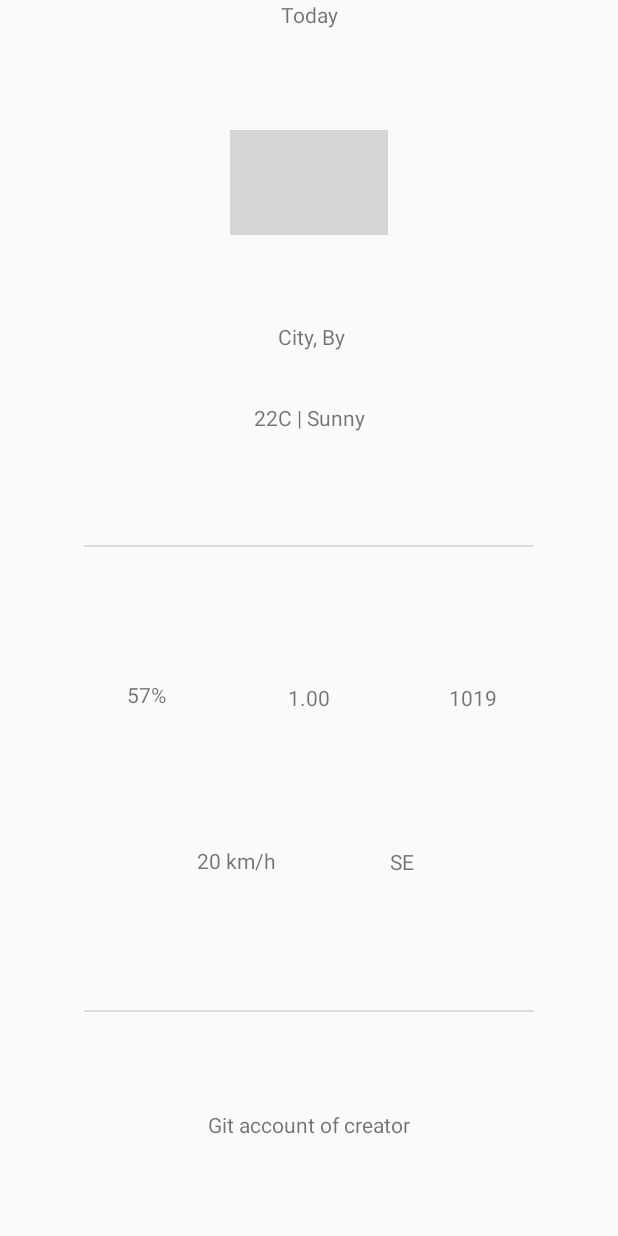
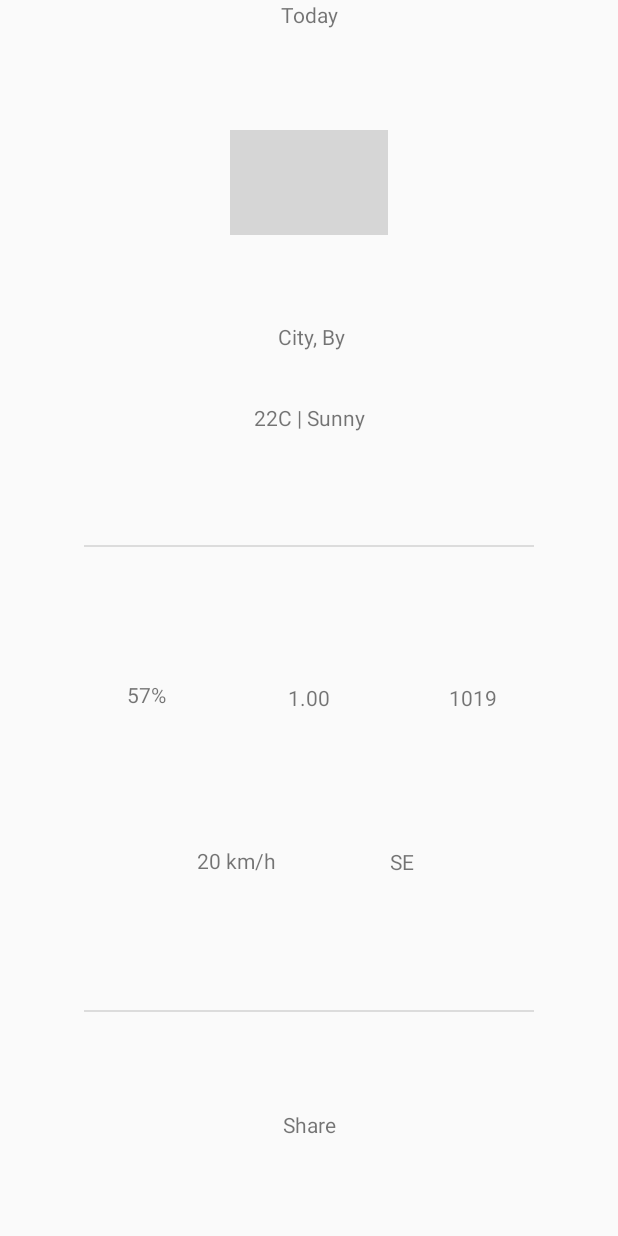
Before and after one commit to binkos/InnowiseWeatherApplication, an Android app: the fragment TodayFragment shown on its own in the app's theme, on a phone screen of 412 x 824 dp. Run offline under Robolectric (Android 15) with nearby library versions, the phone set to English and light mode, and no system bars; grey boxes are pictures that could not be loaded.

Commit message:
Presenters are added + sharing info by text is added

```diff
--- a/app/src/main/java/com/example/innowiseweatherapplication/adapter/WeatherRecyclerAdapter.kt
+++ b/app/src/main/java/com/example/innowiseweatherapplication/adapter/WeatherRecyclerAdapter.kt
@@ -10,7 +10,7 @@ import androidx.recyclerview.widget.RecyclerView
 import com.example.innowiseweatherapplication.R
 import com.example.innowiseweatherapplication.model.entity.WeatherClass
 
-class WeatherRecyclerAdapter(val context:Context,val list:ArrayList<WeatherClass.InfoWeatherClass.Weather>): RecyclerView.Adapter<WeatherRecyclerAdapter.WeatherViewHolder>() {
+class WeatherRecyclerAdapter(val context:Context, private val list:ArrayList<WeatherClass.InfoWeatherClass.Weather>): RecyclerView.Adapter<WeatherRecyclerAdapter.WeatherViewHolder>() {
     override fun onCreateViewHolder(parent: ViewGroup, viewType: Int): WeatherViewHolder {
         return WeatherViewHolder(parent.inflate(R.layout.weather_item_list))
     }
@@ -25,6 +25,7 @@ class WeatherRecyclerAdapter(val context:Context,val list:ArrayList<WeatherClass
 
     class WeatherViewHolder(view:View):RecyclerView.ViewHolder(view){
             val r = view.findViewById(R.id.weather_icon_ImageView) as ImageView
+
         public fun bind(str:String){
 
         }
--- /dev/null
+++ b/app/src/main/java/com/example/innowiseweatherapplication/presenter/IForecastWeatherPresenter.kt
@@ -0,0 +1,5 @@
+package com.example.innowiseweatherapplication.presenter
+
+interface IForecastWeatherPresenter {
+
+}
--- /dev/null
+++ b/app/src/main/java/com/example/innowiseweatherapplication/presenter/ITodayWeatherPresenter.kt
@@ -0,0 +1,7 @@
+package com.example.innowiseweatherapplication.presenter
+
+import android.content.Intent
+
+interface ITodayWeatherPresenter {
+    fun sendInfoBtnClicked(string: String):Intent
+}
--- a/app/src/main/java/com/example/innowiseweatherapplication/view/IMainView.kt
+++ b/app/src/main/java/com/example/innowiseweatherapplication/view/IMainView.kt
@@ -1,6 +1,7 @@
 package com.example.innowiseweatherapplication.view
 
 import androidx.fragment.app.Fragment
+import com.example.innowiseweatherapplication.model.entity.RecyclerItemWeatherClass
 import com.example.innowiseweatherapplication.model.entity.WeatherClass
 
 interface IMainView {
@@ -13,6 +14,5 @@ fun checkPermission(): Boolean
 fun requestPermission()
 fun isLocationEnabled():Boolean
 fun getLastLocation()
-fun openTodayWeather(weatherClass: WeatherClass)
-fun openForecastWeather(fragment: Fragment)
+fun openTodayWeather(weatherClass: WeatherClass,arrayList: ArrayList<RecyclerItemWeatherClass>)
 }
--- a/app/src/main/java/com/example/innowiseweatherapplication/view/viewImpl/TodayFragment.kt
+++ b/app/src/main/java/com/example/innowiseweatherapplication/view/viewImpl/TodayFragment.kt
@@ -7,28 +7,34 @@ import android.view.ViewGroup
 import android.widget.TextView
 import androidx.fragment.app.Fragment
 import com.example.innowiseweatherapplication.R
+import com.example.innowiseweatherapplication.presenter.presenterImpl.TodayWeatherPresenter
+import kotlinx.android.synthetic.main.today_weather_fragment_view.*
 
 class TodayFragment:Fragment() {
-
+    lateinit var todayWeatherPresenter:TodayWeatherPresenter
     override fun onCreateView(
         inflater: LayoutInflater,
         container: ViewGroup?,
         savedInstanceState: Bundle?
     ): View? {
         val view = inflater.inflate(R.layout.today_weather_fragment_view,container,false)
-        println(arguments?.getInt("HUMIDITY"))
-        println(arguments?.getFloat("SPEED"))
-        println(arguments?.getInt("DEG"))
-        println(arguments?.getFloat("TEMP"))
-        println(arguments?.getString("WEATHER_NAME"))
-        println(arguments?.getString("COUNTRY_NAME"))
-        println(arguments?.getString("CITY_NAME"))
-        println(arguments?.getInt("PRESSURE"))
+        todayWeatherPresenter = TodayWeatherPresenter()
+        init()
+        view.findViewById<TextView>(R.id.share_TextView).setOnClickListener { v->
+            run {
+                    startActivity(todayWeatherPresenter.sendInfoBtnClicked("Hello from my test application."))
+            }
+        }
         return view
     }
 
-    override fun onViewCreated(view: View, savedInstanceState: Bundle?) {
 
-        super.onViewCreated(view, savedInstanceState)
+
+    private fun init(){
+        view?.findViewById<TextView>(R.id.share_TextView)?.setOnClickListener {
+            run {
+                startActivity(todayWeatherPresenter.sendInfoBtnClicked("hello"))
+            }
+        }
     }
 }
--- a/app/src/main/res/layout/today_weather_fragment_view.xml
+++ b/app/src/main/res/layout/today_weather_fragment_view.xml
@@ -66,7 +66,7 @@
         android:layout_width="wrap_content"
         android:layout_height="wrap_content"
         android:text="57%"
-        app:layout_constraintBottom_toBottomOf="@+id/git_TextView"
+        app:layout_constraintBottom_toBottomOf="@+id/share_TextView"
         app:layout_constraintEnd_toStartOf="@+id/temp_kf_TextView"
         app:layout_constraintHorizontal_bias="0.512"
         app:layout_constraintStart_toStartOf="parent"
@@ -108,10 +108,10 @@
         app:layout_constraintVertical_bias="0.503" />
 
     <TextView
-        android:id="@+id/git_TextView"
+        android:id="@+id/share_TextView"
         android:layout_width="wrap_content"
         android:layout_height="wrap_content"
-        android:text="Git account of creator"
+        android:text="Share"
         app:layout_constraintBottom_toBottomOf="parent"
         app:layout_constraintEnd_toEndOf="parent"
         app:layout_constraintStart_toStartOf="parent"
```
Also changed, not shown: app/src/main/java/com/example/innowiseweatherapplication/adapter/TabsPagerAdapter.kt (+11 -2 lines), app/src/main/java/com/example/innowiseweatherapplication/model/entity/RecyclerItemWeatherClass.kt (+35 -1 lines), app/src/main/java/com/example/innowiseweatherapplication/presenter/presenterImpl/MainPresenter.kt (+8 -2 lines), app/src/main/java/com/example/innowiseweatherapplication/presenter/presenterImpl/TodayWeatherPresenter.kt (added, +18 -0 lines), app/src/main/java/com/example/innowiseweatherapplication/view/viewImpl/MainActivity.kt (+6 -7 lines), app/src/main/res/layout/activity_main.xml (+8 -2 lines).
